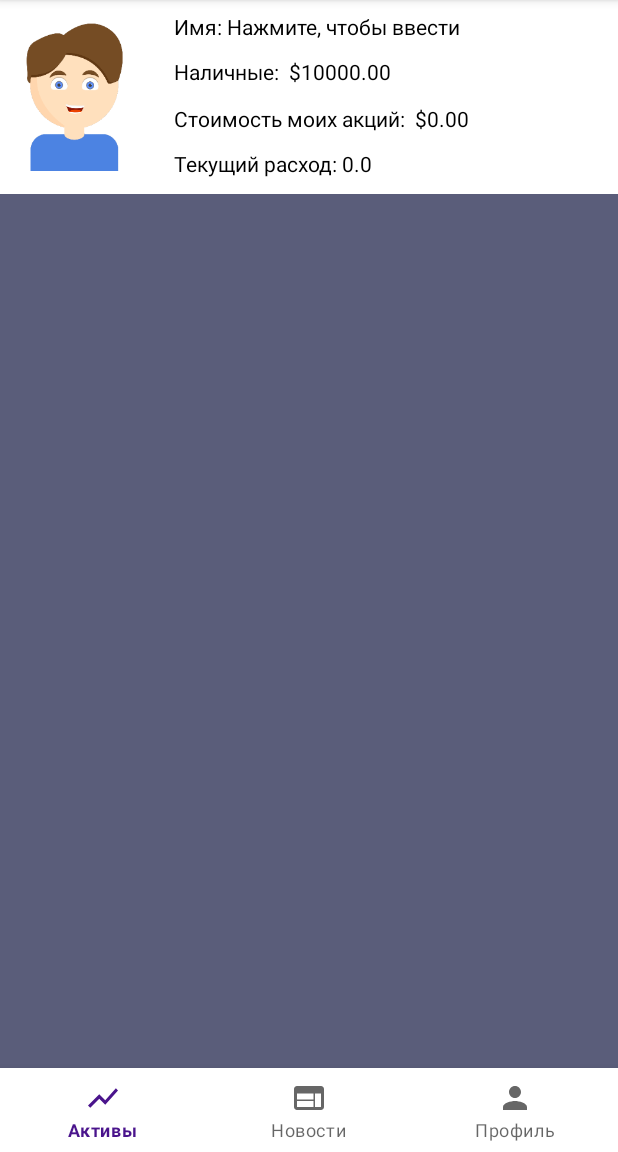
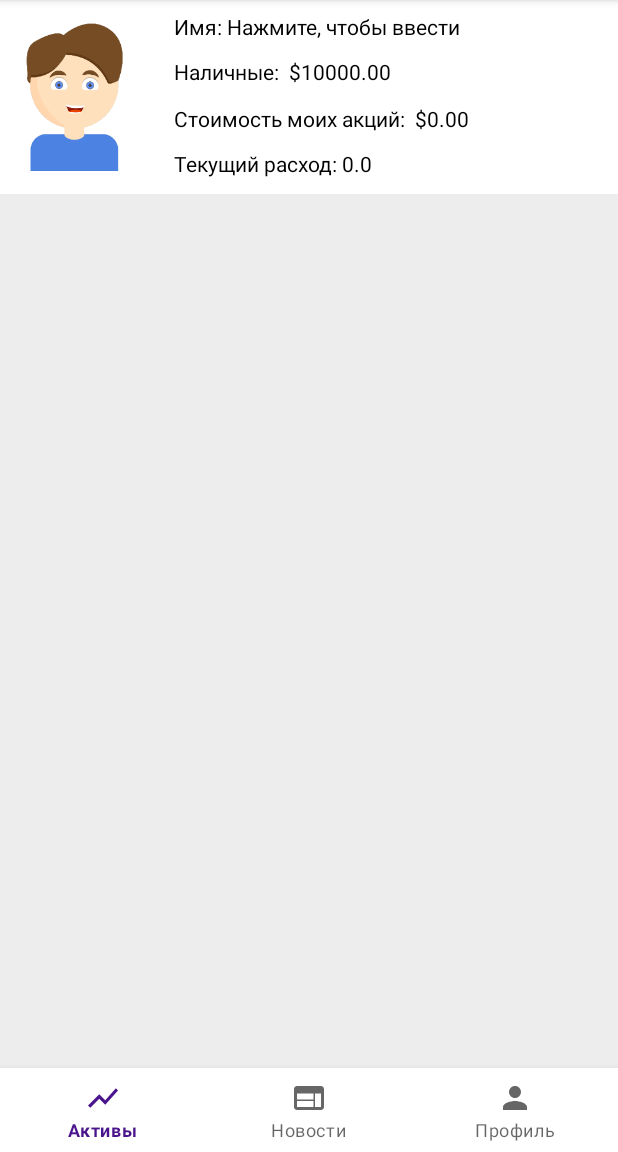
Before and after one commit to chernikov-fedya/investor-game, an Android app: the screen it shows after launch (MainActivity), on a phone screen of 412 x 824 dp, the part 84-1236 px from its top. Run offline under Robolectric (Android 15) with nearby library versions, the phone set to English and light mode, and no system bars; libraries missing offline, so code that uses them is left out: com.jjoe64.graphview.

Commit message:
background

```diff
--- a/app/src/main/res/layout/fragment_all_stock.xml
+++ b/app/src/main/res/layout/fragment_all_stock.xml
@@ -3,7 +3,7 @@
     xmlns:android="http://schemas.android.com/apk/res/android"
     android:layout_width="match_parent"
     android:layout_height="match_parent"
-    android:background="#5A5D7A"
+    android:background="#EDEDED"
     xmlns:tools="http://schemas.android.com/tools">
     <androidx.recyclerview.widget.RecyclerView
         android:layout_width="match_parent"
--- a/app/src/main/res/layout/fragment_broker.xml
+++ b/app/src/main/res/layout/fragment_broker.xml
@@ -3,7 +3,7 @@
     xmlns:android="http://schemas.android.com/apk/res/android"
     xmlns:app="http://schemas.android.com/apk/res-auto"
     xmlns:tools="http://schemas.android.com/tools"
-    android:background="#5A5D7A"
+    android:background="#EDEDED"
     android:layout_width="match_parent"
     android:layout_height="match_parent">
 
--- a/app/src/main/res/layout/fragment_news.xml
+++ b/app/src/main/res/layout/fragment_news.xml
@@ -2,7 +2,7 @@
 <androidx.swiperefreshlayout.widget.SwipeRefreshLayout
 xmlns:android="http://schemas.android.com/apk/res/android"
 xmlns:tools="http://schemas.android.com/tools"
-android:layout_height="wrap_content" android:background="#5A5D7A"
+android:layout_height="wrap_content" android:background="#EDEDED"
 android:id="@+id/swipeRefreshLayout"
 android:layout_width="match_parent">
 <ScrollView
```
